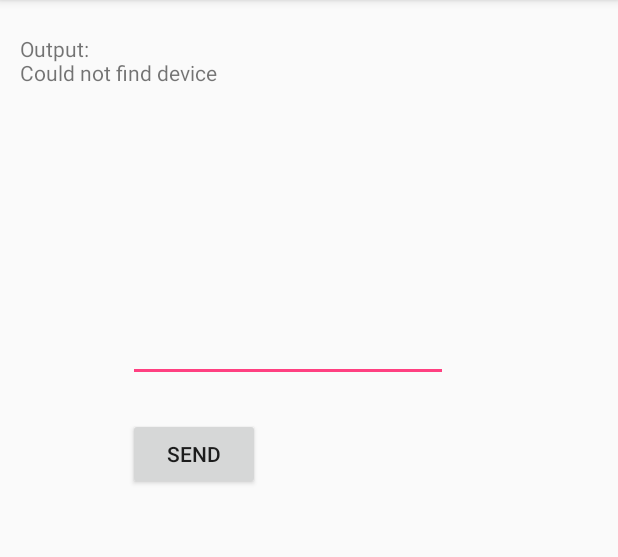
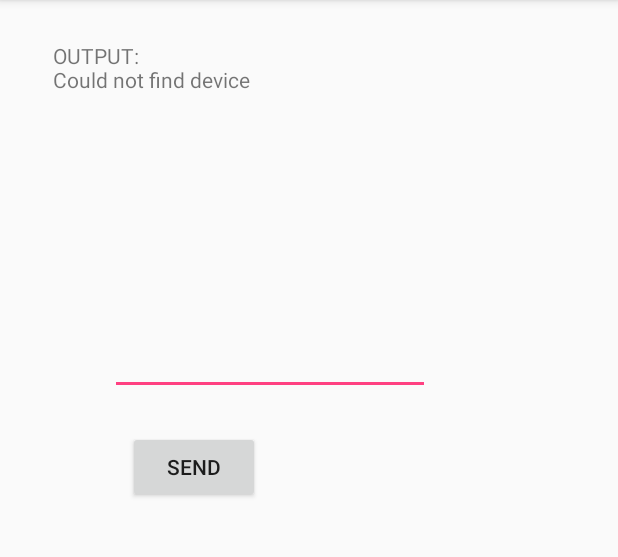
Before and after one commit to jasmaa/musical-lights, an Android app: the screen it shows after launch (MainActivity), on a phone screen of 412 x 824 dp, the part 84-641 px from its top. Run offline under Robolectric (Android 15) with nearby library versions, the phone set to English and light mode, and no system bars.

Commit message:
android bt socket working

```diff
--- a/android/MusicalLights/app/build.gradle
+++ b/android/MusicalLights/app/build.gradle
@@ -5,7 +5,7 @@ android {
     buildToolsVersion "25.0.3"
     defaultConfig {
         applicationId "com.happycampers.musicallights"
-        minSdkVersion 14
+        minSdkVersion 15
         targetSdkVersion 25
         versionCode 1
         versionName "1.0"
--- a/android/MusicalLights/app/src/main/java/com/happycampers/musicallights/MainActivity.java
+++ b/android/MusicalLights/app/src/main/java/com/happycampers/musicallights/MainActivity.java
@@ -10,6 +10,7 @@ import android.content.IntentFilter;
 import android.os.ParcelUuid;
 import android.support.v7.app.AppCompatActivity;
 import android.os.Bundle;
+import android.text.method.ScrollingMovementMethod;
 import android.util.Log;
 import android.view.View;
 import android.widget.Button;
@@ -22,39 +23,48 @@ import java.lang.reflect.Method;
 import java.util.Set;
 import java.util.UUID;
 
+/**
+ * Android main
+ */
 public class MainActivity extends AppCompatActivity {
 
-    TextView outputText;
-    TextView inputText;
-    Button sendButton;
-
+    private TextView outputText;
+    private TextView inputText;
+    private Button sendButton;
 
     private final static int REQUEST_ENABLE_BT = 1;
-    private static final UUID MY_UUID = UUID.fromString("0000110E-0000-1000-8000-00805F9B34FB");
+    private static final UUID MY_UUID = UUID.fromString("00001101-0000-1000-8000-00805F9B34FB");
     private String targetName = "ESP32test";
     private BluetoothDevice targetDevice;
     private BluetoothSocket mSocket;
 
     private final String TAG = "TEST";
 
+    /**
+     * Runs on start up
+     * @param savedInstanceState
+     */
     @Override
     protected void onCreate(Bundle savedInstanceState) {
         super.onCreate(savedInstanceState);
         setContentView(R.layout.activity_main);
 
+        // widgets
         outputText = (TextView)findViewById(R.id.output);
+        outputText.setMovementMethod(new ScrollingMovementMethod());
+
         inputText = (TextView) findViewById(R.id.editText);
-
 
         sendButton = (Button) findViewById(R.id.sendButton);
         sendButton.setOnClickListener(new View.OnClickListener() {
             @Override
             public void onClick(View v) {
                 try {
-                    mSocket.getOutputStream().write(inputText.getText().toString().getBytes());
+                    mSocket.getOutputStream().write((inputText.getText().toString() + "\n").getBytes());
                 }
                 catch(IOException e){
                     Log.d(TAG, "Could not write to stream");
+                    outputText.append("Could not write to steam\n");
                 }
             }
         });
@@ -63,7 +73,7 @@ public class MainActivity extends AppCompatActivity {
         // check if bluetooth can be used
         BluetoothAdapter adapter = BluetoothAdapter.getDefaultAdapter();
         if(adapter == null) {
-            outputText.setText("Does not support bluetooth");
+            outputText.append("Does not support bluetooth\n");
         }
         else{
             // ask to enable bluetooth
@@ -72,22 +82,23 @@ public class MainActivity extends AppCompatActivity {
                 startActivityForResult(enableBtIntent, REQUEST_ENABLE_BT);
             }
 
+            // get uuid
+            //outputText.append("" + targetDevice.getUuids());
+
             // find target from paired devices
             Set<BluetoothDevice> pairedDevices = adapter.getBondedDevices();
             for (BluetoothDevice device : pairedDevices) {
-                String deviceName = device.getName();
-                String deviceAddr = device.getAddress();
 
-                if(targetName.equals(deviceName)){
+                if(targetName.equals(device.getName())){
                     targetDevice = device;
                 }
             }
 
             if(targetDevice == null){
-                outputText.setText(outputText.getText() + "Could not find device\n");
+                outputText.append("Could not find device\n");
             }
             else{
-                outputText.setText(outputText.getText() + "Found device: " + targetDevice.toString() + "\n");
+                outputText.append("Found device: " + targetDevice.toString() + "\n");
 
                 // make socket connection
                 if(targetDevice.getBondState() == targetDevice.BOND_BONDED) {
@@ -116,6 +127,9 @@ public class MainActivity extends AppCompatActivity {
         }
     }
 
+    /**
+     * Runs on destroy
+     */
     @Override
     protected void onDestroy() {
         super.onDestroy();
--- a/android/MusicalLights/app/src/main/res/layout/activity_main.xml
+++ b/android/MusicalLights/app/src/main/res/layout/activity_main.xml
@@ -8,22 +8,23 @@
 
     <TextView
         android:id="@+id/output"
-        android:layout_width="wrap_content"
-        android:layout_height="wrap_content"
-        android:text="Output:\n"
+        android:layout_width="343dp"
+        android:layout_height="168dp"
+        android:text="OUTPUT:\n"
+        android:scrollbars = "vertical"
         app:layout_constraintBottom_toBottomOf="parent"
-        app:layout_constraintHorizontal_bias="0.047"
+        app:layout_constraintHorizontal_bias="0.512"
         app:layout_constraintLeft_toLeftOf="parent"
         app:layout_constraintRight_toRightOf="parent"
         app:layout_constraintTop_toTopOf="parent"
-        app:layout_constraintVertical_bias="0.032" />
+        app:layout_constraintVertical_bias="0.046" />
 
     <EditText
         android:id="@+id/editText"
         android:layout_width="wrap_content"
         android:layout_height="wrap_content"
-        android:layout_marginLeft="85dp"
-        android:layout_marginTop="209dp"
+        android:layout_marginLeft="73dp"
+        android:layout_marginTop="218dp"
         android:ems="10"
         android:inputType="textPersonName"
         app:layout_constraintLeft_toLeftOf="parent"
```
Also changed, not shown: 12 other files.
